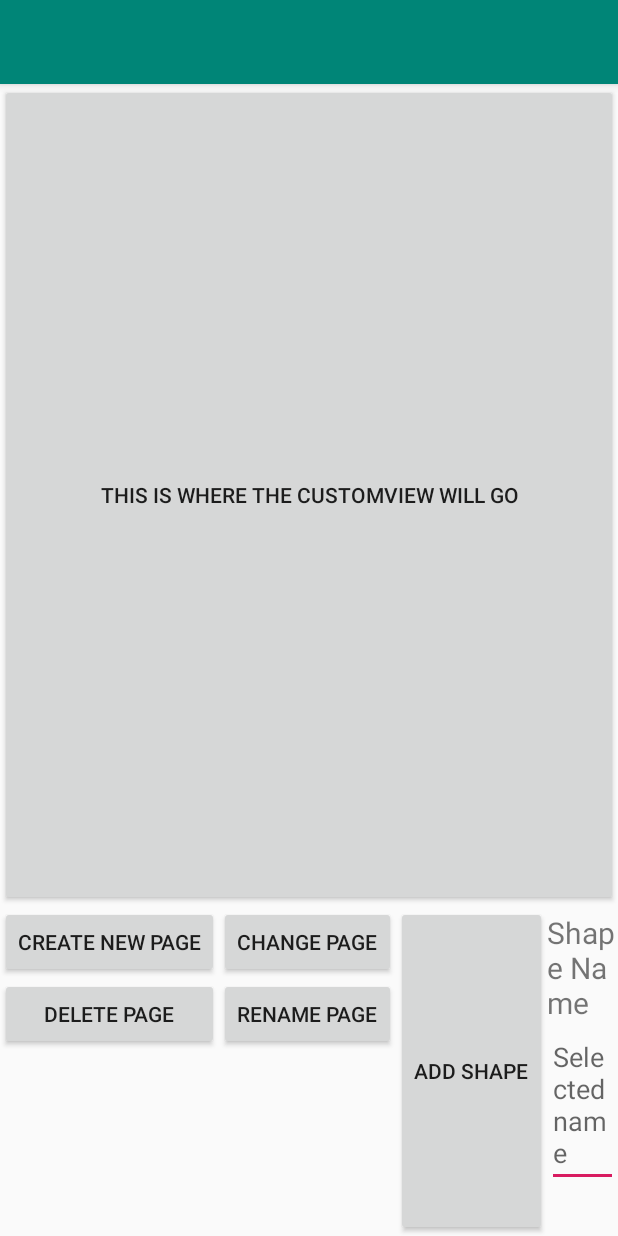
After one commit to jxx1998/bunny-world, an Android app: the NewGameActivity screen opened directly, with no data from a screen before it, on a phone screen of 412 x 824 dp. The commit adds this screen. Run offline under Robolectric (Android 15) with nearby library versions, the phone set to English and light mode, and no system bars.

Commit message:
connected main screen to editor screen to first editor page

```diff
--- a/BunnyWorld/app/src/main/AndroidManifest.xml
+++ b/BunnyWorld/app/src/main/AndroidManifest.xml
@@ -16,6 +16,8 @@
                 <category android:name="android.intent.category.LAUNCHER" />
             </intent-filter>
         </activity>
+        <activity android:name=".EditorActivity" />
+        <activity android:name=".NewGameActivity" />
     </application>
 
 </manifest>
--- a/BunnyWorld/app/src/main/java/activity_editor.xml
+++ /dev/null
@@ -1,22 +0,0 @@
-<?xml version="1.0" encoding="utf-8"?>
-
-<LinearLayout xmlns:android="http://schemas.android.com/apk/res/android"
-    xmlns:tools="http://schemas.android.com/tools"
-    android:id="@+id/activity_main"
-    android:orientation="horizontal"
-    android:layout_width="match_parent"
-    android:layout_height="match_parent"
-    tools:context=".EditorActivity">
-
-    <Button
-        android:onClick="onOpenNewGame"
-        android:layout_width="wrap_content"
-        android:layout_height="wrap_content"
-        android:text="Create New"/>
-
-    <Button
-        android:layout_width="wrap_content"
-        android:layout_height="wrap_content"
-        android:text="Open Existing"/>
-
-</LinearLayout>
--- a/BunnyWorld/app/src/main/java/edu/stanford/cs108/bunnyworld/MainActivity.java
+++ b/BunnyWorld/app/src/main/java/edu/stanford/cs108/bunnyworld/MainActivity.java
@@ -14,11 +14,14 @@ public class MainActivity extends AppCompatActivity {
         super.onCreate(savedInstanceState);
         setContentView(R.layout.activity_main);
 
-        MyExample ex = new MyExample();
+       // MyExample ex = new MyExample();
     }
 
-    public void onEditor(View view) {
+    public void onChooseEditor(View view) {
+        System.out.println("In the onChooseEditor method");
         Intent intent = new Intent(this, EditorActivity.class);
+        System.out.println("After the intent creation");
         startActivity(intent);
     }
+
 }
--- /dev/null
+++ b/BunnyWorld/app/src/main/java/edu/stanford/cs108/bunnyworld/NewGameActivity.java
@@ -0,0 +1,15 @@
+package edu.stanford.cs108.bunnyworld;
+
+import android.os.Bundle;
+
+import androidx.appcompat.app.AppCompatActivity;
+
+public class NewGameActivity extends AppCompatActivity {
+
+    @Override
+    protected void onCreate(Bundle savedInstanceState) {
+        super.onCreate(savedInstanceState);
+        setContentView(R.layout.new_game_editor);
+
+    }
+}
--- a/BunnyWorld/app/src/main/res/layout/activity_main.xml
+++ b/BunnyWorld/app/src/main/res/layout/activity_main.xml
@@ -1,9 +1,10 @@
 <?xml version="1.0" encoding="utf-8"?>
-<androidx.constraintlayout.widget.ConstraintLayout xmlns:android="http://schemas.android.com/apk/res/android"
+<LinearLayout xmlns:android="http://schemas.android.com/apk/res/android"
     xmlns:app="http://schemas.android.com/apk/res-auto"
     xmlns:tools="http://schemas.android.com/tools"
     android:layout_width="match_parent"
     android:layout_height="match_parent"
+    android:orientation="vertical"
     tools:context=".MainActivity">
 
     <TextView
@@ -15,4 +16,10 @@
         app:layout_constraintRight_toRightOf="parent"
         app:layout_constraintTop_toTopOf="parent" />
 
-</androidx.constraintlayout.widget.ConstraintLayout>
+    <Button
+        android:onClick="onChooseEditor"
+        android:layout_width="wrap_content"
+        android:layout_height="wrap_content"
+        android:text="Create New"/>
+
+</LinearLayout>
--- /dev/null
+++ b/BunnyWorld/app/src/main/res/layout/new_game_editor.xml
@@ -0,0 +1,118 @@
+<?xml version="1.0" encoding="utf-8"?>
+<LinearLayout xmlns:android="http://schemas.android.com/apk/res/android"
+    xmlns:app="http://schemas.android.com/apk/res-auto"
+    xmlns:tools="http://schemas.android.com/tools"
+    android:layout_width="match_parent"
+    android:layout_height="match_parent"
+    tools:context=".MainActivity"
+    android:orientation="vertical">
+
+
+
+
+    <Button
+        android:layout_width="match_parent"
+        android:layout_height="0dp"
+        android:layout_gravity="center_horizontal"
+        android:text="This is where the customView will go"
+        android:layout_weight="2.5"
+        />
+
+
+    <LinearLayout
+        android:layout_width="match_parent"
+        android:layout_height="0dp"
+        android:layout_weight="1"
+        android:orientation="horizontal">
+
+        <GridLayout
+            android:layout_width="wrap_content"
+            android:layout_height="match_parent"
+            android:columnCount="2"
+            android:rowCount="2">
+
+            <Button
+                android:text="Create New Page"
+                android:layout_width="wrap_content"
+                android:layout_height="wrap_content"
+                android:layout_row="0"
+                android:layout_column="0"
+                android:layout_gravity="fill_horizontal"/>
+            <Button
+                android:text="Change Page"
+                android:layout_width="wrap_content"
+                android:layout_height="wrap_content"
+                android:layout_row="0"
+                android:layout_column="1"
+                android:layout_gravity="fill_horizontal"/>
+            <Button
+                android:text="Delete Page"
+                android:layout_width="wrap_content"
+                android:layout_height="wrap_content"
+                android:layout_row="1"
+                android:layout_column="0"
+                android:layout_gravity="fill_horizontal"/>
+            <Button
+                android:text="Rename Page"
+                android:layout_width="wrap_content"
+                android:layout_height="wrap_content"
+                android:layout_row="1"
+                android:layout_column="1"
+                android:layout_gravity="fill_horizontal"/>
+
+
+
+
+        </GridLayout>
+
+        <Button
+            android:layout_width="wrap_content"
+            android:layout_height="match_parent"
+            android:text="Add Shape"/>
+
+        <GridLayout
+            android:layout_width="wrap_content"
+            android:layout_height="match_parent"
+            android:layout_gravity="fill_horizontal"
+            android:columnCount="2"
+            android:rowCount="2">
+
+            <TextView
+                android:layout_width="wrap_content"
+                android:layout_height="wrap_content"
+                android:layout_row="0"
+                android:layout_column="0"
+                android:text="Shape Name"
+                android:textSize="20sp"/>
+
+            <EditText
+                android:layout_width="wrap_content"
+                android:layout_height="wrap_content"
+                android:layout_row="1"
+                android:layout_column="0"
+                android:hint="Selected name"/>
+
+            <Button
+                android:layout_width="wrap_content"
+                android:layout_height="wrap_content"
+                android:layout_row="0"
+                android:layout_column="1"
+                android:text="Update"/>
+            <Button
+                android:layout_width="wrap_content"
+                android:layout_height="wrap_content"
+                android:layout_row="1"
+                android:layout_column="1"
+                android:text="Scripts"/>
+
+
+
+
+        </GridLayout>
+
+
+    </LinearLayout>
+
+
+
+</LinearLayout>
```
